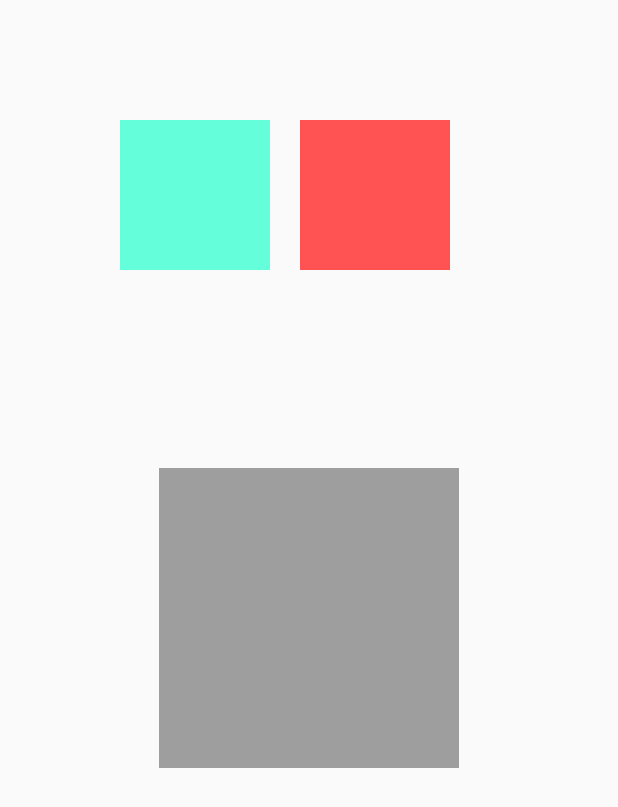
After one commit to wcdxg/Flutter-Learn-Demo2, a Flutter app: the DraggableDemo screen opened directly, on a phone screen of 412 x 824 dp. The commit adds this screen. Shown: the top 807 px of the screen. Run offline on Flutter 3.47's test engine with Material 2 defaults, Android fonts, the phone set to English and light mode, and no system bars.

Commit message:
Draggable拖拽控件

```diff
--- a/lib/12.贝塞尔曲线.dart
+++ b/lib/12.贝塞尔曲线.dart
@@ -47,8 +47,8 @@ class BottomClipper extends CustomClipper<Path> {
     var firstEndPoint = Offset(size.width, endPoint);
     path.quadraticBezierTo(firstControlPoint.dx, firstControlPoint.dy,
         firstEndPoint.dx, firstEndPoint.dy);
-    //path四个点连线
-    path.lineTo(size.width, endPoint);
+    //path四个点连线 贝塞尔曲线已经确定了其中一个点
+//    path.lineTo(size.width, endPoint);
     path.lineTo(size.width, 0);
     return path;
   }
--- /dev/null
+++ b/lib/14.draggable拖拽控件.dart
@@ -0,0 +1,100 @@
+import 'package:flutter/material.dart';
+
+void main() => runApp(MyApp());
+
+class MyApp extends StatelessWidget {
+  @override
+  Widget build(BuildContext context) {
+    return MaterialApp(
+      title: 'Draggable Demo',
+      theme: ThemeData(primarySwatch: Colors.blue),
+      home: DraggableDemo(),
+    );
+  }
+}
+
+class DraggableDemo extends StatefulWidget {
+  @override
+  _DraggableDemoState createState() => _DraggableDemoState();
+}
+
+class _DraggableDemoState extends State<DraggableDemo> {
+  Color _draggableColor = Colors.grey;
+
+  @override
+  Widget build(BuildContext context) {
+    return Scaffold(
+      body: Stack(
+        children: <Widget>[
+          DraggableWidget(
+            offset: Offset(80, 80),
+            widgetColor: Colors.tealAccent,
+          ),
+          DraggableWidget(
+            offset: Offset(200, 80),
+            widgetColor: Colors.redAccent,
+          ),
+          Center(
+            //接收Draggable传过来的data: widget.widgetColor,
+            child: DragTarget(onAccept: (Color color) {
+              _draggableColor = color;
+            }, builder: (context, candidateData, rejectedData) {
+              return Container(
+                width: 200,
+                height: 200,
+                color: _draggableColor,
+              );
+            }),
+          )
+        ],
+      ),
+    );
+  }
+}
+
+class DraggableWidget extends StatefulWidget {
+  final Offset offset;
+  final Color widgetColor;
+
+  DraggableWidget({Key key, this.offset, this.widgetColor}) : super(key: key);
+
+  @override
+  State<StatefulWidget> createState() => _DraggableWidgetState();
+}
+
+class _DraggableWidgetState extends State<DraggableWidget> {
+  Offset offset = Offset(0, 0);
+
+  @override
+  void initState() {
+    super.initState();
+    offset = widget.offset;
+  }
+
+  @override
+  Widget build(BuildContext context) {
+    return Positioned(
+        left: offset.dx,
+        top: offset.dy,
+        child: Draggable(
+          data: widget.widgetColor,
+          child: Container(
+            width: 100,
+            height: 100,
+            color: widget.widgetColor,
+          ),
+          //拖动的时候显示的控件
+          feedback: Container(
+            width: 100,
+            height: 100,
+            color: widget.widgetColor.withOpacity(0.5),
+          ),
+          //松开手的时候设置位置
+          onDraggableCanceled: (Velocity velocity, Offset offset) {
+            setState(() {
+              this.offset = offset;
+            });
+          },
+        ));
+  }
+}
```
Also changed, not shown: lib/13.ToolTip.dart (added, +30 -0 lines).
